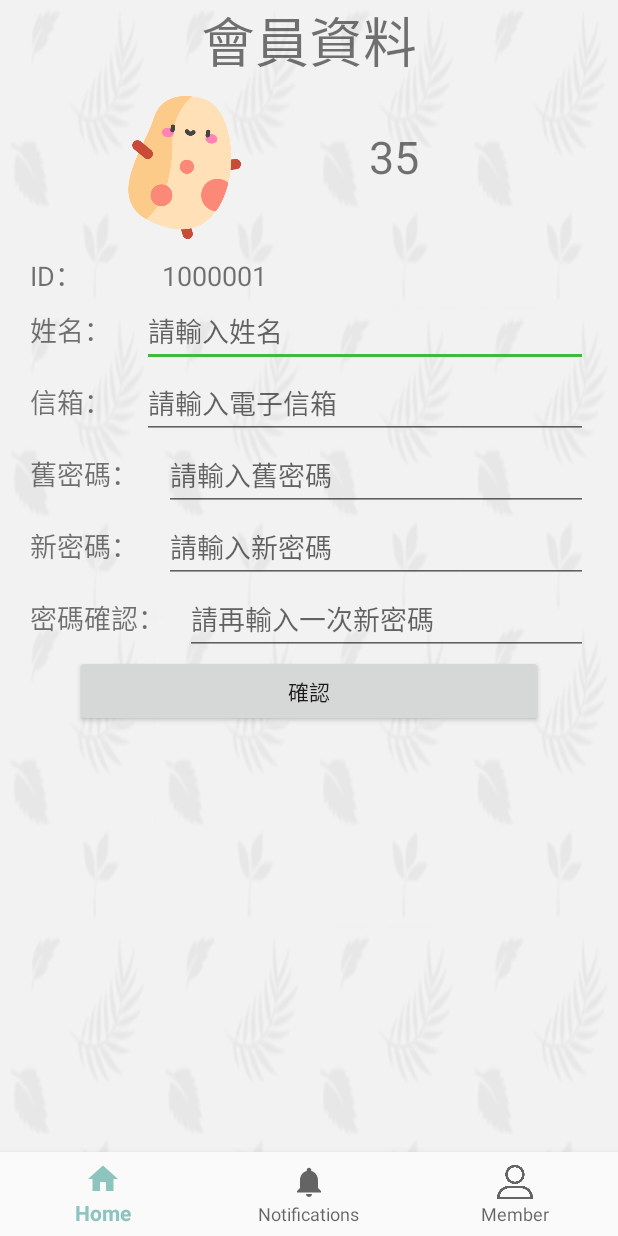
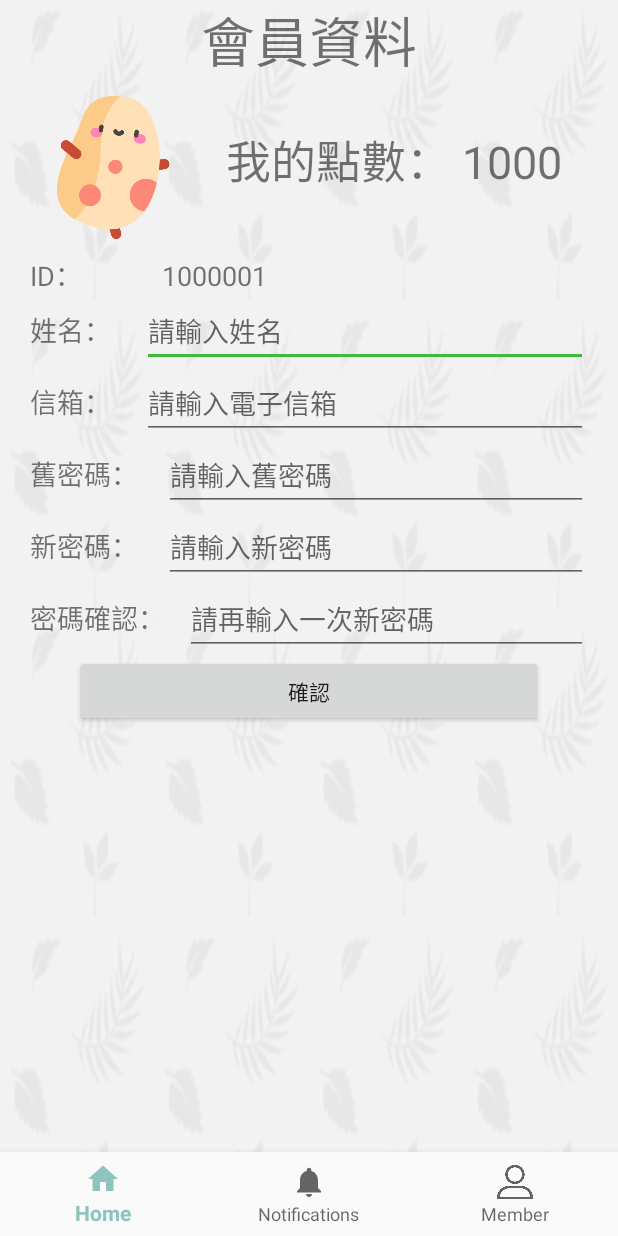
Before and after one commit to jj97181818/CarbonPoint, an Android app: the MemberDataActivity screen opened directly, with no data from a screen before it, on a phone screen of 412 x 824 dp. Run offline under Robolectric (Android 15) with nearby library versions, the phone set to English and light mode, and no system bars.

Commit message:
Sync point on resume in MemberDataActivity and MemberActivity

```diff
--- a/app/src/main/java/me/jj97181818/carbonpoint/Activity/MemberDataActivity.java
+++ b/app/src/main/java/me/jj97181818/carbonpoint/Activity/MemberDataActivity.java
@@ -1,16 +1,23 @@
 package me.jj97181818.carbonpoint.Activity;
 
+import android.content.ContentValues;
+import android.content.Context;
 import android.content.Intent;
+import android.database.Cursor;
+import android.database.sqlite.SQLiteDatabase;
 import android.support.annotation.NonNull;
 import android.support.design.widget.BottomNavigationView;
 import android.support.v7.app.AppCompatActivity;
 import android.os.Bundle;
 import android.view.MenuItem;
 import android.view.View;
+import android.widget.TextView;
 
 import me.jj97181818.carbonpoint.R;
 
 public class MemberDataActivity extends AppCompatActivity {
+    private int localpoint;
+    SQLiteDatabase db;
     private View v;
     private BottomNavigationView.OnNavigationItemSelectedListener mOnNavigationItemSelectedListener
             = new BottomNavigationView.OnNavigationItemSelectedListener() {
@@ -38,6 +45,31 @@ public class MemberDataActivity extends AppCompatActivity {
 
         BottomNavigationView navigation = (BottomNavigationView) findViewById(R.id.navigation);
         navigation.setOnNavigationItemSelectedListener(mOnNavigationItemSelectedListener);
+
+        //開啟或建立資料庫
+        db = openOrCreateDatabase("couponDB", Context.MODE_PRIVATE, null);
+
+    }
+
+    @Override
+    protected void onResume() {
+        super.onResume();
+
+        Cursor c = db.rawQuery("SELECT * FROM userpoint", new String[] {});
+        if (c.getCount() > 0) {
+            c.moveToFirst();			//將指標移至第一筆資料
+            int selectedpoint = c.getInt(0);
+            TextView pointView = findViewById(R.id.textView20);
+            pointView.setText("我的點數： "+ String.valueOf(selectedpoint));
+
+            localpoint = selectedpoint;
+        } else {
+            ContentValues mcv = new ContentValues();
+            mcv.put("point", 1000);
+            db.insert("userpoint", null, mcv);
+
+            localpoint = 1000;
+        }
     }
 
     public void gotoMainActivity(View v) {
--- a/app/src/main/res/layout/activity_member.xml
+++ b/app/src/main/res/layout/activity_member.xml
@@ -33,7 +33,7 @@
             app:srcCompat="@drawable/potato" />
 
         <TextView
-            android:id="@+id/textView20"
+            android:id="@+id/thepointtextview"
             android:layout_width="wrap_content"
             android:layout_height="wrap_content"
             android:layout_marginTop="20dp"
```
Also changed, not shown: app/src/main/java/me/jj97181818/carbonpoint/Activity/MemberActivity.java (+31 -1 lines).
